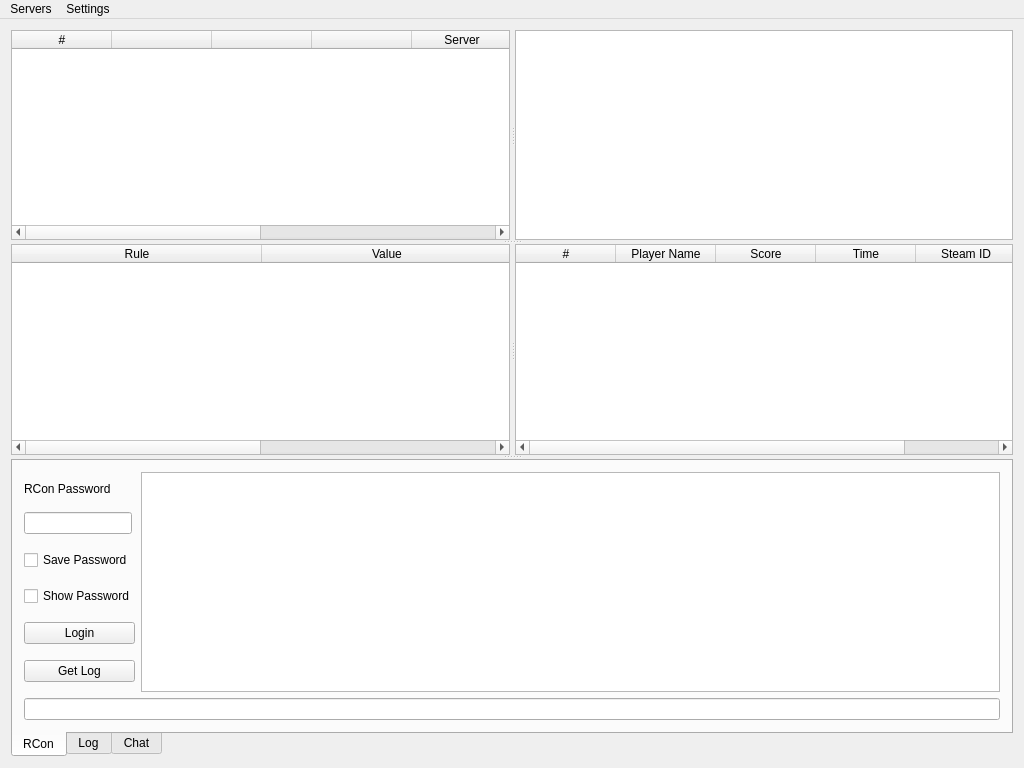
Before: the Qt Designer form mainwindow.ui in Drifter321/admintool, drawn with Qt 5.
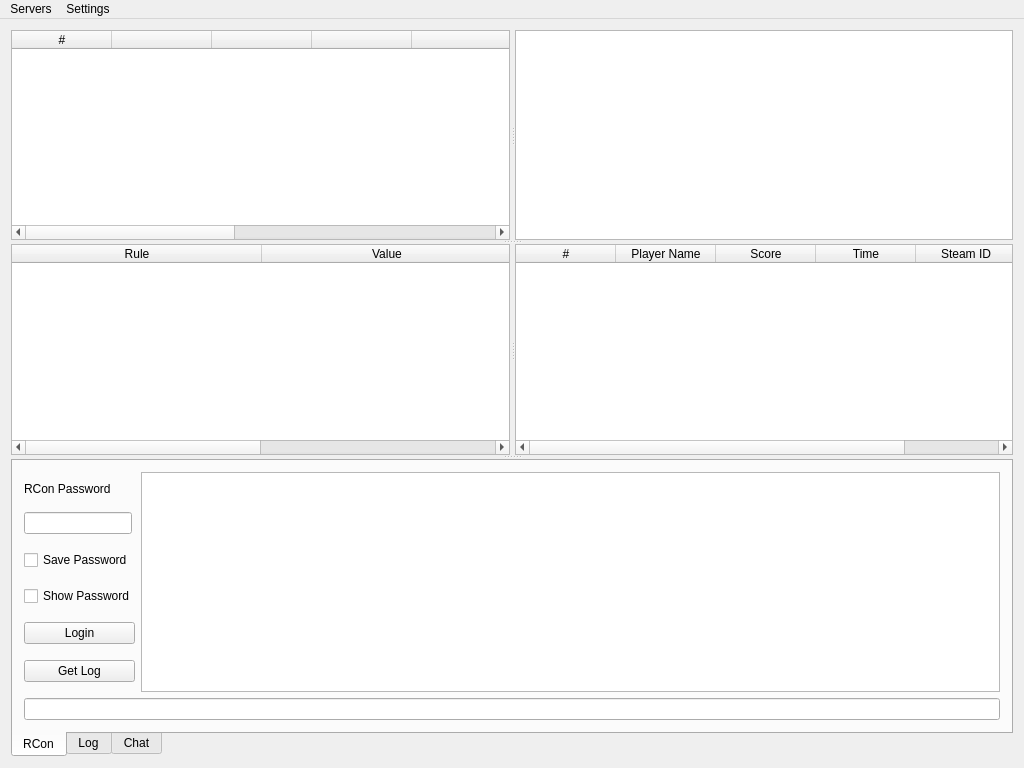
After: the same form once the commit is applied.

What changed in the file:
```diff
--- a/mainwindow.ui
+++ b/mainwindow.ui
@@ -107,7 +107,7 @@
          <bool>false</bool>
         </property>
         <property name="columnCount">
-         <number>8</number>
+         <number>9</number>
         </property>
         <attribute name="horizontalHeaderHighlightSections">
          <bool>false</bool>
@@ -147,6 +147,11 @@
           <string/>
          </property>
         </column>
+        <column>
+         <property name="text">
+          <string/>
+         </property>
+        </column>
         <column>
          <property name="text">
           <string>Server</string>
```
